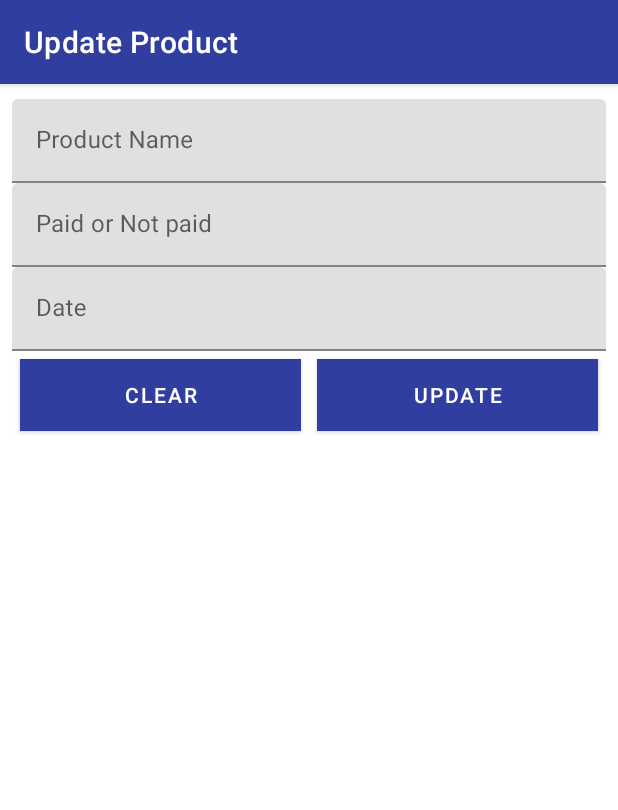
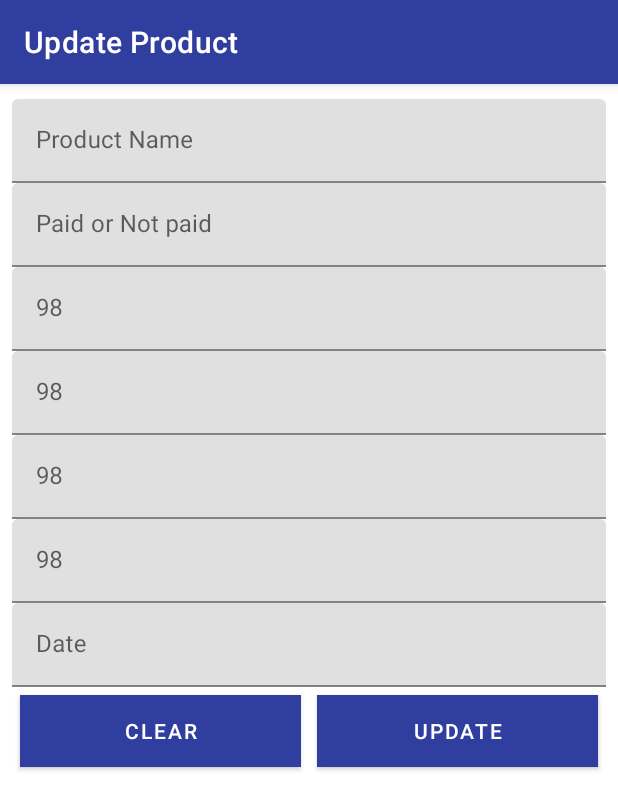
Before and after one commit to RKatana/inventory-app-android, an Android app: the UpdateProduct screen opened directly, with no data from a screen before it, on a phone screen of 412 x 824 dp. Shown: the top 810 px of the screen. Run offline under Robolectric (Android 15) with nearby library versions, the phone set to English and light mode, and no system bars.

Commit message:
modified files

```diff
--- a/app/src/main/res/layout/activity_update_product.xml
+++ b/app/src/main/res/layout/activity_update_product.xml
@@ -40,6 +40,62 @@
                     android:maxLines="1"
                     android:inputType="text"
                     android:hint="Paid or Not paid"/>
+            </com.google.android.material.textfield.TextInputLayout>
+
+            <com.google.android.material.textfield.TextInputLayout
+                android:id="@+id/productQuantityLayout"
+                android:layout_width="match_parent"
+                android:layout_height="wrap_content">
+
+                <EditText
+                    android:id="@+id/productQuantity"
+                    android:layout_width="match_parent"
+                    android:layout_height="wrap_content"
+                    android:maxLines="1"
+                    android:inputType="numberDecimal|numberSigned"
+                    android:hint="98"/>
+            </com.google.android.material.textfield.TextInputLayout>
+
+            <com.google.android.material.textfield.TextInputLayout
+                android:id="@+id/productSpoiltLayout"
+                android:layout_width="match_parent"
+                android:layout_height="wrap_content">
+
+                <EditText
+                    android:id="@+id/productSpoilt"
+                    android:layout_width="match_parent"
+                    android:layout_height="wrap_content"
+                    android:maxLines="1"
+                    android:inputType="numberDecimal|numberSigned"
+                    android:hint="98"/>
+            </com.google.android.material.textfield.TextInputLayout>
+
+            <com.google.android.material.textfield.TextInputLayout
+                android:id="@+id/productSpLayout"
+                android:layout_width="match_parent"
+                android:layout_height="wrap_content">
+
+                <EditText
+                    android:id="@+id/productSp"
+                    android:layout_width="match_parent"
+                    android:layout_height="wrap_content"
+                    android:maxLines="1"
+                    android:inputType="numberDecimal|numberSigned"
+                    android:hint="98"/>
+            </com.google.android.material.textfield.TextInputLayout>
+
+            <com.google.android.material.textfield.TextInputLayout
+                android:id="@+id/productBpLayout"
+                android:layout_width="match_parent"
+                android:layout_height="wrap_content">
+
+                <EditText
+                    android:id="@+id/productBp"
+                    android:layout_width="match_parent"
+                    android:layout_height="wrap_content"
+                    android:maxLines="1"
+                    android:inputType="numberDecimal|numberSigned"
+                    android:hint="98"/>
             </com.google.android.material.textfield.TextInputLayout>
 
             <com.google.android.material.textfield.TextInputLayout
```
Also changed, not shown: app/src/main/java/com/app/inventoryapp/adapter/ProductsListAdapter.java (+1 -17 lines), app/src/main/java/com/app/inventoryapp/ui/StoreDetailsFragment.java (+35 -35 lines).
